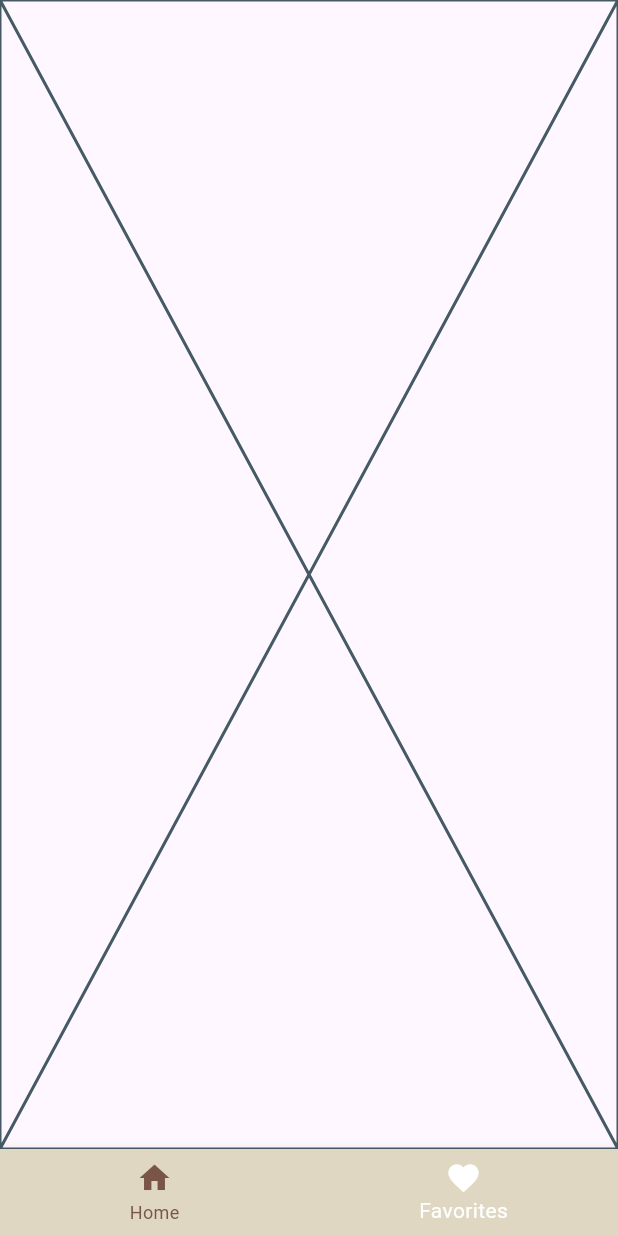
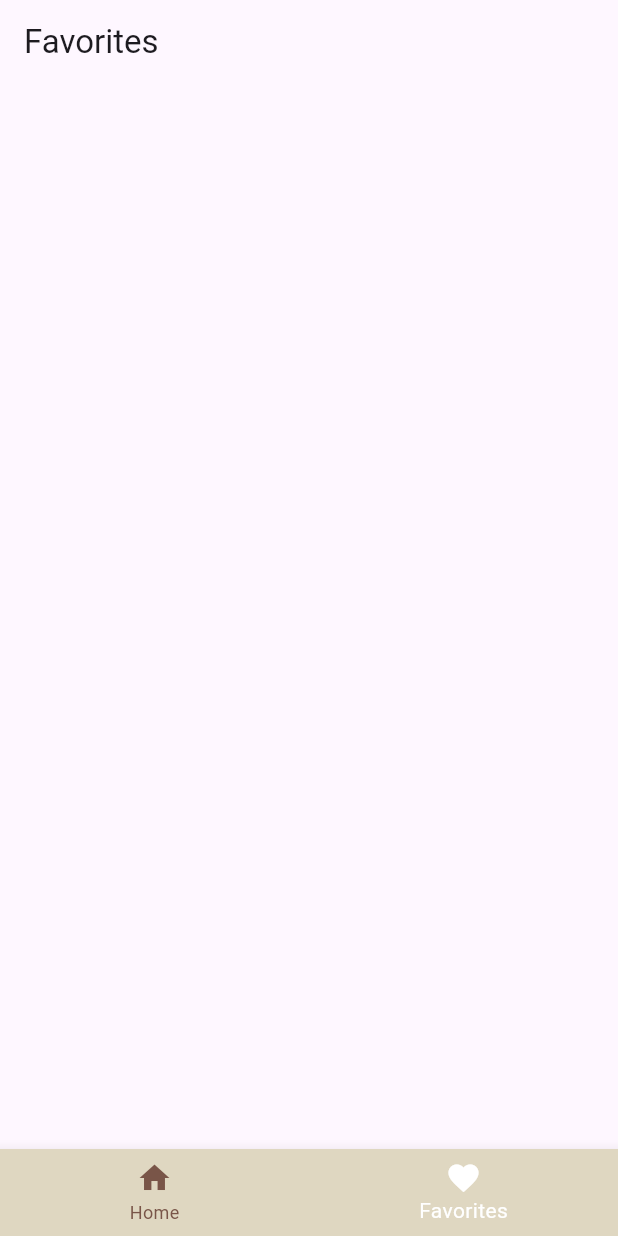
Before and after one commit to GianSSSI/coffee_project_1, a Flutter app: the screen it shows after launch, item 2 of the bottom bar chosen, on a phone screen of 412 x 824 dp. Run offline on Flutter 3.47's test engine with Material 3 defaults, Android fonts, the phone set to English and light mode, and no system bars; our stand-ins replace bloc, cached_network_image, dio, equatable, flutter_bloc, flutter_svg and 6 more; accounts and stored records are empty; generated files the repository leaves out were written again; network calls fail; project files that could hold a hidden picture were left out.

Commit message:
working add

```diff
--- a/lib/core/router/app_router.dart
+++ b/lib/core/router/app_router.dart
@@ -1,6 +1,7 @@
 import 'package:coffee/core/injection/dependency_injection.dart';
 import 'package:coffee/core/router/app_routes.dart';
 import 'package:coffee/core/widgets/main_shell.dart';
+import 'package:coffee/features/index/bloc/local_bloc/fetching/fetch_local_coffee_bloc.dart';
 import 'package:coffee/features/index/bloc/remote_bloc/coffee_bloc.dart';
 import 'package:coffee/features/index/model/coffee/remote_coffee_model.dart';
 import 'package:coffee/features/index/ui/screens/coffee_favorites_screen.dart';
@@ -46,7 +47,8 @@ final router = GoRouter(
               name: AppRoutes.favorites.name,
               path: AppRoutes.favorites.path,
               builder: (context, state) => BlocProvider(
-                create: (context) => sl<CoffeeBloc>(),
+                create: (context) =>
+                    sl<FetchLocalCoffeeBloc>()..add(FetchLocalCoffee()),
                 child: const CoffeeFavoritesScreen(),
               ),
             ),
--- a/lib/core/widgets/main_shell.dart
+++ b/lib/core/widgets/main_shell.dart
@@ -1,4 +1,7 @@
+import 'package:coffee/core/injection/dependency_injection.dart';
+import 'package:coffee/features/index/bloc/local_bloc/fetching/fetch_local_coffee_bloc.dart';
 import 'package:flutter/material.dart';
+import 'package:flutter_bloc/flutter_bloc.dart';
 import 'package:go_router/go_router.dart';
 
 class MainShell extends StatelessWidget {
@@ -15,7 +18,11 @@ class MainShell extends StatelessWidget {
 
   @override
   Widget build(BuildContext context) {
-    return Scaffold(
+    return MultiBlocProvider(
+      providers: [
+        BlocProvider(create: (context) => sl<FetchLocalCoffeeBloc>()),
+      ],
+      child: Scaffold(
         body: navigationShell,
         bottomNavigationBar: BottomNavigationBar(
           backgroundColor: Color.fromRGBO(223, 215, 193, 1),
@@ -31,6 +38,7 @@ class MainShell extends StatelessWidget {
             ),
           ],
         ),
+      ),
     );
   }
 }
--- a/lib/features/index/ui/screens/coffee_favorites_screen.dart
+++ b/lib/features/index/ui/screens/coffee_favorites_screen.dart
@@ -1,4 +1,6 @@
+import 'package:coffee/features/index/bloc/local_bloc/fetching/fetch_local_coffee_bloc.dart';
 import 'package:flutter/material.dart';
+import 'package:flutter_bloc/flutter_bloc.dart';
 
 class CoffeeFavoritesScreen extends StatefulWidget {
   const CoffeeFavoritesScreen({super.key});
@@ -10,6 +12,28 @@ class CoffeeFavoritesScreen extends StatefulWidget {
 class _CoffeeFavoritesScreenState extends State<CoffeeFavoritesScreen> {
   @override
   Widget build(BuildContext context) {
-    return const Placeholder();
+    return Scaffold(
+      appBar: AppBar(title: Text("Favorites")),
+      body: BlocBuilder<FetchLocalCoffeeBloc, FetchLocalCoffeeState>(
+        builder: (context, state) {
+          if (state.status == FetchCoffeeStatus.failed) {
+            return Center(child: Text(state.errorMessage!));
+          }
+
+          if (state.status == FetchCoffeeStatus.success) {
+            final coffeeList = state.coffeeList;
+            return ListView.builder(
+              itemCount: coffeeList.length,
+              itemBuilder: (context, index) {
+                final coffee = coffeeList[index];
+                return ListTile(title: Text(coffee.title));
+              },
+            );
+          }
+
+          return Center(child: CircularProgressIndicator());
+        },
+      ),
+    );
   }
 }
--- a/lib/features/index/ui/widgets/bottom_drawer.dart
+++ b/lib/features/index/ui/widgets/bottom_drawer.dart
@@ -1,4 +1,5 @@
 import 'package:coffee/core/injection/dependency_injection.dart';
+import 'package:coffee/features/index/bloc/local_bloc/fetching/fetch_local_coffee_bloc.dart';
 import 'package:coffee/features/index/bloc/local_bloc/inserting/insert_local_coffee_bloc.dart';
 import 'package:flutter/material.dart';
 import 'package:flutter_bloc/flutter_bloc.dart';
@@ -13,6 +14,7 @@ class BottomDrawer extends StatelessWidget {
     return MultiBlocProvider(
       providers: [
         BlocProvider(create: (context) => sl<InsertLocalCoffeeBloc>()),
+        // BlocProvider(create: (context) => sl<FetchLocalCoffeeBloc>()),
       ],
       child: BlocListener<InsertLocalCoffeeBloc, InsertLocalCoffeeState>(
         listener: (context, state) {
@@ -20,6 +22,7 @@ class BottomDrawer extends StatelessWidget {
             ScaffoldMessenger.of(
               context,
             ).showSnackBar(SnackBar(content: Text("Successfully Addess")));
+            context.read<FetchLocalCoffeeBloc>().add(FetchLocalCoffee());
             Navigator.pop(context);
           }
 
--- a/lib/services/database/app_database.dart
+++ b/lib/services/database/app_database.dart
@@ -19,6 +19,7 @@ class AppDatabase {
 
   Future<Database> _initDB(String filePath) async {
     final dbPath = await getDatabasesPath();
+    await deleteDatabase(dbPath);
     final path = join(dbPath, filePath);
 
     return await openDatabase(
--- a/lib/services/database/coffee_dao.dart
+++ b/lib/services/database/coffee_dao.dart
@@ -14,7 +14,7 @@ class CoffeeDao {
       final db = await _appDatabase.database;
       return await db.insert(
         AppConfig.tbName,
-        coffee.toMap(),
+        coffee.toJson(),
         conflictAlgorithm: ConflictAlgorithm.replace,
       );
     } on DatabaseException catch (e) {
```
Also changed, not shown: lib/features/index/bloc/local_bloc/fetching/fetch_local_coffee_bloc.dart (+9 -6 lines), lib/features/index/model/coffee/local_coffee/local_coffee_model.dart (+45 -23 lines), lib/features/index/ui/screens/coffeee_details_screen.dart (+20 -6 lines), lib/features/index/model/coffee/local_coffee/local_coffee_model.g.dart. Lines whose indentation alone changed are shown as unchanged.
